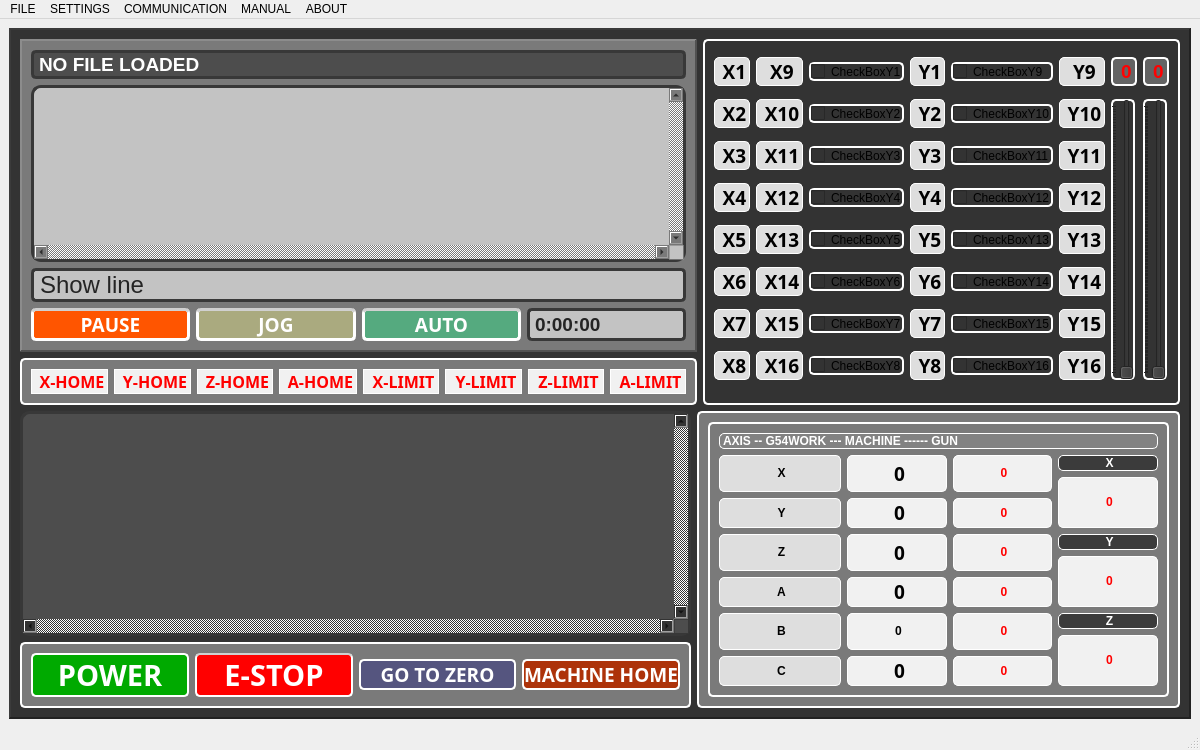
This is QtPaintingChair/workWindow.ui in NguyenKhanh2101993/Painting_Chair_Robot_ver02 as Qt 5 draws it before an edit. The edited form follows.
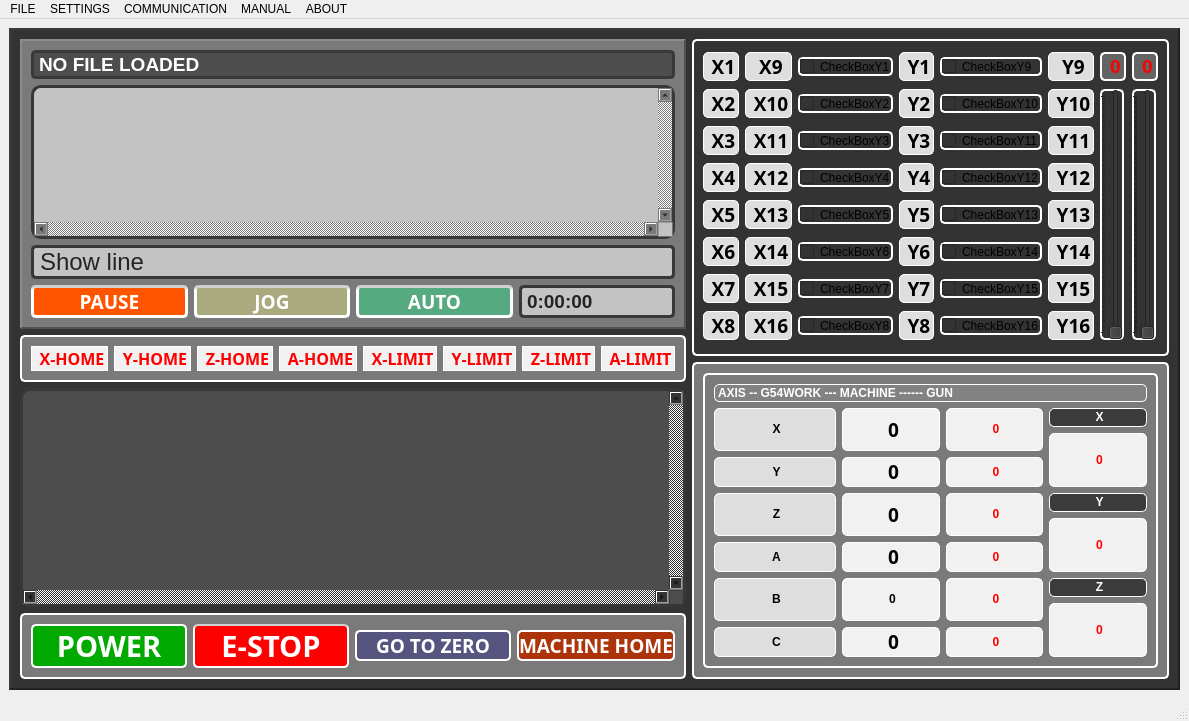
This is the edited form. Icons and pictures are not drawn.

Commit message:
edit screen lan 03
sua screen dimension lan 3

```diff
--- a/QtPaintingChair/workWindow.ui
+++ b/QtPaintingChair/workWindow.ui
@@ -6,8 +6,8 @@
    <rect>
     <x>0</x>
     <y>0</y>
-    <width>1200</width>
-    <height>750</height>
+    <width>1070</width>
+    <height>610</height>
    </rect>
   </property>
   <property name="sizePolicy">
@@ -24,7 +24,7 @@
     <normaloff>Robot.ico</normaloff>Robot.ico</iconset>
   </property>
   <widget class="QWidget" name="centralwidget">
-   <layout class="QGridLayout" name="gridLayout_4">
+   <layout class="QGridLayout" name="gridLayout_8">
     <item row="0" column="0">
      <widget class="QFrame" name="frame0">
       <property name="enabled">
@@ -54,7 +54,7 @@
       <property name="lineWidth">
        <number>2</number>
       </property>
-      <layout class="QGridLayout" name="gridLayout_8">
+      <layout class="QGridLayout" name="gridLayout_4">
        <item row="0" column="0" colspan="2">
         <widget class="QFrame" name="frame_showtext">
          <property name="styleSheet">
@@ -1284,385 +1284,7 @@
          </layout>
         </widget>
        </item>
-       <item row="1" column="0" colspan="2">
-        <widget class="QFrame" name="frame_button">
-         <property name="styleSheet">
-          <string notr="true">background-color: rgb(122, 122, 122);
-border: 2px solid rgb(255, 255, 255);
-border-radius: 5px</string>
-         </property>
-         <property name="frameShape">
-          <enum>QFrame::StyledPanel</enum>
-         </property>
-         <property name="frameShadow">
-          <enum>QFrame::Raised</enum>
-         </property>
-         <layout class="QGridLayout" name="gridLayout_5">
-          <item row="0" column="0">
-           <widget class="QLabel" name="label_xhome">
-            <property name="font">
-             <font>
-              <family>Arial bold</family>
-              <pointsize>14</pointsize>
-              <weight>9</weight>
-              <italic>false</italic>
-              <bold>false</bold>
-             </font>
-            </property>
-            <property name="styleSheet">
-             <string notr="true">background-color: rgb(241, 241, 241);
-color: rgb(255, 0, 0);
-font: 75 14pt &quot;Arial&quot; &quot;bold&quot;;
-border: 1px solid rgb(255, 255, 255);
-border-radius: 20px</string>
-            </property>
-            <property name="text">
-             <string>&lt;html&gt;&lt;head/&gt;&lt;body&gt;&lt;p align=&quot;center&quot;&gt;&lt;span style=&quot; font-size:12pt; font-weight:600;&quot;&gt;X-HOME&lt;/span&gt;&lt;/p&gt;&lt;/body&gt;&lt;/html&gt;</string>
-            </property>
-           </widget>
-          </item>
-          <item row="0" column="4">
-           <widget class="QLabel" name="label_xlimit">
-            <property name="font">
-             <font>
-              <family>Arial bold</family>
-              <pointsize>14</pointsize>
-              <weight>9</weight>
-              <italic>false</italic>
-              <bold>false</bold>
-             </font>
-            </property>
-            <property name="styleSheet">
-             <string notr="true">background-color: rgb(241, 241, 241);
-color: rgb(255, 0, 0);
-font: 75 14pt &quot;Arial&quot; &quot;bold&quot;;
-border: 1px solid rgb(255, 255, 255);
-border-radius: 20px</string>
-            </property>
-            <property name="text">
-             <string>&lt;html&gt;&lt;head/&gt;&lt;body&gt;&lt;p align=&quot;center&quot;&gt;&lt;span style=&quot; font-size:12pt; font-weight:600;&quot;&gt;X-LIMIT&lt;/span&gt;&lt;/p&gt;&lt;/body&gt;&lt;/html&gt;</string>
-            </property>
-           </widget>
-          </item>
-          <item row="0" column="3">
-           <widget class="QLabel" name="label_ahome">
-            <property name="font">
-             <font>
-              <family>Arial bold</family>
-              <pointsize>14</pointsize>
-              <weight>9</weight>
-              <italic>false</italic>
-              <bold>false</bold>
-             </font>
-            </property>
-            <property name="styleSheet">
-             <string notr="true">background-color: rgb(241, 241, 241);
-color: rgb(255, 0, 0);
-font: 75 14pt &quot;Arial&quot; &quot;bold&quot;;
-border: 1px solid rgb(255, 255, 255);
-border-radius: 20px</string>
-            </property>
-            <property name="text">
-             <string>&lt;html&gt;&lt;head/&gt;&lt;body&gt;&lt;p align=&quot;center&quot;&gt;&lt;span style=&quot; font-size:12pt; font-weight:600;&quot;&gt;A-HOME&lt;/span&gt;&lt;/p&gt;&lt;/body&gt;&lt;/html&gt;</string>
-            </property>
-           </widget>
-          </item>
-          <item row="0" column="1">
-           <widget class="QLabel" name="label_yhome">
-            <property name="font">
-             <font>
-              <family>Arial bold</family>
-              <pointsize>14</pointsize>
-              <weight>9</weight>
-              <italic>false</italic>
-              <bold>false</bold>
-             </font>
-            </property>
-            <property name="styleSheet">
-             <string notr="true">background-color: rgb(241, 241, 241);
-color: rgb(255, 0, 0);
-font: 75 14pt &quot;Arial&quot; &quot;bold&quot;;
-border: 1px solid rgb(255, 255, 255);
-border-radius: 20px</string>
-            </property>
-            <property name="text">
-             <string>&lt;html&gt;&lt;head/&gt;&lt;body&gt;&lt;p align=&quot;center&quot;&gt;&lt;span style=&quot; font-size:12pt; font-weight:600;&quot;&gt;Y-HOME&lt;/span&gt;&lt;/p&gt;&lt;/body&gt;&lt;/html&gt;</string>
-            </property>
-           </widget>
-          </item>
-          <item row="0" column="5">
-           <widget class="QLabel" name="label_ylimit">
-            <property name="font">
-             <font>
-              <family>Arial bold</family>
-              <pointsize>14</pointsize>
-              <weight>9</weight>
-              <italic>false</italic>
-              <bold>false</bold>
-             </font>
-            </property>
-            <property name="styleSheet">
-             <string notr="true">background-color: rgb(241, 241, 241);
-color: rgb(255, 0, 0);
-font: 75 14pt &quot;Arial&quot; &quot;bold&quot;;
-border: 1px solid rgb(255, 255, 255);
-border-radius: 20px</string>
-            </property>
-            <property name="text">
-             <string>&lt;html&gt;&lt;head/&gt;&lt;body&gt;&lt;p align=&quot;center&quot;&gt;&lt;span style=&quot; font-size:12pt; font-weight:600;&quot;&gt;Y-LIMIT&lt;/span&gt;&lt;/p&gt;&lt;/body&gt;&lt;/html&gt;</string>
-            </property>
-           </widget>
-          </item>
-          <item row="0" column="7">
-           <widget class="QLabel" name="label_alimit">
-            <property name="font">
-             <font>
-              <family>Arial bold</family>
-              <pointsize>14</pointsize>
-              <weight>9</weight>
-              <italic>false</italic>
-              <bold>false</bold>
-             </font>
-            </property>
-            <property name="styleSheet">
-             <string notr="true">background-color: rgb(241, 241, 241);
-color: rgb(255, 0, 0);
-font: 75 14pt &quot;Arial&quot; &quot;bold&quot;;
-border: 1px solid rgb(255, 255, 255);
-border-radius: 20px</string>
-            </property>
-            <property name="text">
-             <string>&lt;html&gt;&lt;head/&gt;&lt;body&gt;&lt;p align=&quot;center&quot;&gt;&lt;span style=&quot; font-size:12pt; font-weight:600;&quot;&gt;A-LIMIT&lt;/span&gt;&lt;/p&gt;&lt;/body&gt;&lt;/html&gt;</string>
-            </property>
-           </widget>
-          </item>
-          <item row="0" column="2">
-           <widget class="QLabel" name="label_zhome">
-            <property name="font">
-             <font>
-              <family>Arial bold</family>
-              <pointsize>14</pointsize>
-              <weight>9</weight>
-              <italic>false</italic>
-              <bold>false</bold>
-             </font>
-            </property>
-            <property name="styleSheet">
-             <string notr="true">background-color: rgb(241, 241, 241);
-color: rgb(255, 0, 0);
-font: 75 14pt &quot;Arial&quot; &quot;bold&quot;;
-border: 1px solid rgb(255, 255, 255);
-border-radius: 20px</string>
-            </property>
-            <property name="text">
-             <string>&lt;html&gt;&lt;head/&gt;&lt;body&gt;&lt;p align=&quot;center&quot;&gt;&lt;span style=&quot; font-size:12pt; font-weight:600;&quot;&gt;Z-HOME&lt;/span&gt;&lt;/p&gt;&lt;/body&gt;&lt;/html&gt;</string>
-            </property>
-           </widget>
-          </item>
-          <item row="0" column="6">
-           <widget class="QLabel" name="label_zlimit">
-            <property name="font">
-             <font>
-              <family>Arial bold</family>
-              <pointsize>14</pointsize>
-              <weight>9</weight>
-              <italic>false</italic>
-              <bold>false</bold>
-             </font>
-            </property>
-            <property name="styleSheet">
-             <string notr="true">background-color: rgb(241, 241, 241);
-color: rgb(255, 0, 0);
-font: 75 14pt &quot;Arial&quot; &quot;bold&quot;;
-border: 1px solid rgb(255, 255, 255);
-border-radius: 20px</string>
-            </property>
-            <property name="text">
-             <string>&lt;html&gt;&lt;head/&gt;&lt;body&gt;&lt;p align=&quot;center&quot;&gt;&lt;span style=&quot; font-size:12pt; font-weight:600;&quot;&gt;Z-LIMIT&lt;/span&gt;&lt;/p&gt;&lt;/body&gt;&lt;/html&gt;</string>
-            </property>
-           </widget>
-          </item>
-         </layout>
-        </widget>
-       </item>
-       <item row="2" column="0">
-        <widget class="QTextBrowser" name="textBrowser_terminal">
-         <property name="styleSheet">
-          <string notr="true">background-color:  rgb(77, 77, 77);
-font: 75 14pt &quot;Arial&quot;;
-color: rgb(0, 250, 0);
-border: 3px solid  rgb(56, 56, 56);
-border-radius: 10px</string>
-         </property>
-         <property name="verticalScrollBarPolicy">
-          <enum>Qt::ScrollBarAlwaysOn</enum>
-         </property>
-         <property name="horizontalScrollBarPolicy">
-          <enum>Qt::ScrollBarAlwaysOn</enum>
-         </property>
-         <property name="sizeAdjustPolicy">
-          <enum>QAbstractScrollArea::AdjustIgnored</enum>
-         </property>
-         <property name="readOnly">
-          <bool>true</bool>
-         </property>
-         <property name="overwriteMode">
-          <bool>false</bool>
-         </property>
-        </widget>
-       </item>
-       <item row="3" column="0">
-        <widget class="QFrame" name="frame_button_2">
-         <property name="styleSheet">
-          <string notr="true">background-color: rgb(122, 122, 122);
-border: 2px solid rgb(255, 255, 255);
-border-radius: 5px</string>
-         </property>
-         <property name="frameShape">
-          <enum>QFrame::StyledPanel</enum>
-         </property>
-         <property name="frameShadow">
-          <enum>QFrame::Raised</enum>
-         </property>
-         <layout class="QGridLayout" name="gridLayout">
-          <item row="0" column="0">
-           <widget class="QPushButton" name="pushButton_power">
-            <property name="font">
-             <font>
-              <family>Arial 12</family>
-              <pointsize>22</pointsize>
-              <weight>75</weight>
-              <italic>false</italic>
-              <bold>true</bold>
-             </font>
-            </property>
-            <property name="mouseTracking">
-             <bool>false</bool>
-            </property>
-            <property name="focusPolicy">
-             <enum>Qt::StrongFocus</enum>
-            </property>
-            <property name="autoFillBackground">
-             <bool>false</bool>
-            </property>
-            <property name="styleSheet">
-             <string notr="true">background-color: rgb(0, 170, 0);
-color: rgb(255, 255, 255);
-border: 2px solid rgb(255, 255, 255);
-border-radius: 5px</string>
-            </property>
-            <property name="text">
-             <string>POWER</string>
-            </property>
-           </widget>
-          </item>
-          <item row="0" column="1">
-           <widget class="QPushButton" name="pushButton_estop">
-            <property name="font">
-             <font>
-              <family>Arial 12</family>
-              <pointsize>22</pointsize>
-              <weight>75</weight>
-              <italic>false</italic>
-              <bold>true</bold>
-             </font>
-            </property>
-            <property name="mouseTracking">
-             <bool>true</bool>
-            </property>
-            <property name="focusPolicy">
-             <enum>Qt::StrongFocus</enum>
-            </property>
-            <property name="autoFillBackground">
-             <bool>false</bool>
-            </property>
-            <property name="styleSheet">
-             <string notr="true">background-color: rgb(255, 0, 0);
-color: rgb(255, 255, 255);
-border: 2px solid rgb(255, 255, 255);
-border-radius: 5px;
-border-top-color: rgb(208, 208, 208);</string>
-            </property>
-            <property name="text">
-             <string>E-STOP</string>
-            </property>
-            <property name="flat">
-             <bool>false</bool>
-            </property>
-           </widget>
-          </item>
-          <item row="0" column="2">
-           <widget class="QPushButton" name="pushButton_gotozero">
-            <property name="font">
-             <font>
-              <family>Arial 12</family>
-              <pointsize>14</pointsize>
-              <weight>75</weight>
-              <italic>false</italic>
-              <bold>true</bold>
-             </font>
-            </property>
-            <property name="mouseTracking">
-             <bool>false</bool>
-            </property>
-            <property name="focusPolicy">
-             <enum>Qt::StrongFocus</enum>
-            </property>
-            <property name="autoFillBackground">
-             <bool>false</bool>
-            </property>
-            <property name="styleSheet">
-             <string notr="true">background-color: rgb(85, 85, 127);
-color: rgb(255, 255, 255);
-border: 2px solid rgb(255, 255, 255);
-border-radius: 5px</string>
-            </property>
-            <property name="text">
-             <string>GO TO ZERO</string>
-            </property>
-           </widget>
-          </item>
-          <item row="0" column="3">
-           <widget class="QPushButton" name="pushButton_machinehome">
-            <property name="sizePolicy">
-             <sizepolicy hsizetype="Minimum" vsizetype="Maximum">
-              <horstretch>0</horstretch>
-              <verstretch>0</verstretch>
-             </sizepolicy>
-            </property>
-            <property name="font">
-             <font>
-              <family>Arial 12</family>
-              <pointsize>14</pointsize>
-              <weight>75</weight>
-              <italic>false</italic>
-              <bold>true</bold>
-             </font>
-            </property>
-            <property name="mouseTracking">
-             <bool>false</bool>
-            </property>
-            <property name="focusPolicy">
-             <enum>Qt::StrongFocus</enum>
-            </property>
-            <property name="autoFillBackground">
-             <bool>false</bool>
-            </property>
-            <property name="styleSheet">
-             <string notr="true">background-color: rgb(173, 51, 10);
-color: rgb(255, 255, 255);
-border: 2px solid  rgb(255, 255, 255);
-border-radius: 5px</string>
-            </property>
-            <property name="text">
-             <string>MACHINE HOME</string>
-            </property>
-           </widget>
-          </item>
-         </layout>
-        </widget>
-       </item>
-       <item row="2" column="1" rowspan="2" colspan="2">
+       <item row="2" column="2" rowspan="3">
         <widget class="QFrame" name="frame_termial">
          <property name="styleSheet">
           <string notr="true">background-color: rgb(122, 122, 122);
@@ -2126,6 +1748,384 @@
          </layout>
         </widget>
        </item>
+       <item row="1" column="0" rowspan="2" colspan="2">
+        <widget class="QFrame" name="frame_button">
+         <property name="styleSheet">
+          <string notr="true">background-color: rgb(122, 122, 122);
+border: 2px solid rgb(255, 255, 255);
+border-radius: 5px</string>
+         </property>
+         <property name="frameShape">
+          <enum>QFrame::StyledPanel</enum>
+         </property>
+         <property name="frameShadow">
+          <enum>QFrame::Raised</enum>
+         </property>
+         <layout class="QGridLayout" name="gridLayout_5">
+          <item row="0" column="0">
+           <widget class="QLabel" name="label_xhome">
+            <property name="font">
+             <font>
+              <family>Arial bold</family>
+              <pointsize>14</pointsize>
+              <weight>9</weight>
+              <italic>false</italic>
+              <bold>false</bold>
+             </font>
+            </property>
+            <property name="styleSheet">
+             <string notr="true">background-color: rgb(241, 241, 241);
+color: rgb(255, 0, 0);
+font: 75 14pt &quot;Arial&quot; &quot;bold&quot;;
+border: 1px solid rgb(255, 255, 255);
+border-radius: 20px</string>
+            </property>
+            <property name="text">
+             <string>&lt;html&gt;&lt;head/&gt;&lt;body&gt;&lt;p align=&quot;center&quot;&gt;&lt;span style=&quot; font-size:12pt; font-weight:600;&quot;&gt;X-HOME&lt;/span&gt;&lt;/p&gt;&lt;/body&gt;&lt;/html&gt;</string>
+            </property>
+           </widget>
+          </item>
+          <item row="0" column="4">
+           <widget class="QLabel" name="label_xlimit">
+            <property name="font">
+             <font>
+              <family>Arial bold</family>
+              <pointsize>14</pointsize>
+              <weight>9</weight>
+              <italic>false</italic>
+              <bold>false</bold>
+             </font>
+            </property>
+            <property name="styleSheet">
+             <string notr="true">background-color: rgb(241, 241, 241);
+color: rgb(255, 0, 0);
+font: 75 14pt &quot;Arial&quot; &quot;bold&quot;;
+border: 1px solid rgb(255, 255, 255);
+border-radius: 20px</string>
+            </property>
+            <property name="text">
+             <string>&lt;html&gt;&lt;head/&gt;&lt;body&gt;&lt;p align=&quot;center&quot;&gt;&lt;span style=&quot; font-size:12pt; font-weight:600;&quot;&gt;X-LIMIT&lt;/span&gt;&lt;/p&gt;&lt;/body&gt;&lt;/html&gt;</string>
+            </property>
+           </widget>
+          </item>
+          <item row="0" column="3">
+           <widget class="QLabel" name="label_ahome">
+            <property name="font">
+             <font>
+              <family>Arial bold</family>
+              <pointsize>14</pointsize>
+              <weight>9</weight>
+              <italic>false</italic>
+              <bold>false</bold>
+             </font>
+            </property>
+            <property name="styleSheet">
+             <string notr="true">background-color: rgb(241, 241, 241);
+color: rgb(255, 0, 0);
+font: 75 14pt &quot;Arial&quot; &quot;bold&quot;;
+border: 1px solid rgb(255, 255, 255);
+border-radius: 20px</string>
+            </property>
+            <property name="text">
+             <string>&lt;html&gt;&lt;head/&gt;&lt;body&gt;&lt;p align=&quot;center&quot;&gt;&lt;span style=&quot; font-size:12pt; font-weight:600;&quot;&gt;A-HOME&lt;/span&gt;&lt;/p&gt;&lt;/body&gt;&lt;/html&gt;</string>
+            </property>
+           </widget>
+          </item>
+          <item row="0" column="1">
+           <widget class="QLabel" name="label_yhome">
+            <property name="font">
+             <font>
+              <family>Arial bold</family>
+              <pointsize>14</pointsize>
+              <weight>9</weight>
+              <italic>false</italic>
+              <bold>false</bold>
+             </font>
+            </property>
+            <property name="styleSheet">
+             <string notr="true">background-color: rgb(241, 241, 241);
+color: rgb(255, 0, 0);
+font: 75 14pt &quot;Arial&quot; &quot;bold&quot;;
+border: 1px solid rgb(255, 255, 255);
+border-radius: 20px</string>
+            </property>
+            <property name="text">
+             <string>&lt;html&gt;&lt;head/&gt;&lt;body&gt;&lt;p align=&quot;center&quot;&gt;&lt;span style=&quot; font-size:12pt; font-weight:600;&quot;&gt;Y-HOME&lt;/span&gt;&lt;/p&gt;&lt;/body&gt;&lt;/html&gt;</string>
+            </property>
+           </widget>
+          </item>
+          <item row="0" column="5">
+           <widget class="QLabel" name="label_ylimit">
+            <property name="font">
+             <font>
+              <family>Arial bold</family>
+              <pointsize>14</pointsize>
+              <weight>9</weight>
+              <italic>false</italic>
+              <bold>false</bold>
+             </font>
+            </property>
+            <property name="styleSheet">
+             <string notr="true">background-color: rgb(241, 241, 241);
+color: rgb(255, 0, 0);
+font: 75 14pt &quot;Arial&quot; &quot;bold&quot;;
+border: 1px solid rgb(255, 255, 255);
+border-radius: 20px</string>
+            </property>
+            <property name="text">
+             <string>&lt;html&gt;&lt;head/&gt;&lt;body&gt;&lt;p align=&quot;center&quot;&gt;&lt;span style=&quot; font-size:12pt; font-weight:600;&quot;&gt;Y-LIMIT&lt;/span&gt;&lt;/p&gt;&lt;/body&gt;&lt;/html&gt;</string>
+            </property>
+           </widget>
+          </item>
+          <item row="0" column="7">
+           <widget class="QLabel" name="label_alimit">
+            <property name="font">
+             <font>
+              <family>Arial bold</family>
+              <pointsize>14</pointsize>
+              <weight>9</weight>
+              <italic>false</italic>
+              <bold>false</bold>
+             </font>
+            </property>
+            <property name="styleSheet">
+             <string notr="true">background-color: rgb(241, 241, 241);
+color: rgb(255, 0, 0);
+font: 75 14pt &quot;Arial&quot; &quot;bold&quot;;
+border: 1px solid rgb(255, 255, 255);
+border-radius: 20px</string>
+            </property>
+            <property name="text">
+             <string>&lt;html&gt;&lt;head/&gt;&lt;body&gt;&lt;p align=&quot;center&quot;&gt;&lt;span style=&quot; font-size:12pt; font-weight:600;&quot;&gt;A-LIMIT&lt;/span&gt;&lt;/p&gt;&lt;/body&gt;&lt;/html&gt;</string>
+            </property>
+           </widget>
+          </item>
+          <item row="0" column="2">
+           <widget class="QLabel" name="label_zhome">
+            <property name="font">
+             <font>
+              <family>Arial bold</family>
+              <pointsize>14</pointsize>
+              <weight>9</weight>
+              <italic>false</italic>
+              <bold>false</bold>
+             </font>
+            </property>
+            <property name="styleSheet">
+             <string notr="true">background-color: rgb(241, 241, 241);
+color: rgb(255, 0, 0);
+font: 75 14pt &quot;Arial&quot; &quot;bold&quot;;
+border: 1px solid rgb(255, 255, 255);
+border-radius: 20px</string>
+            </property>
+            <property name="text">
+             <string>&lt;html&gt;&lt;head/&gt;&lt;body&gt;&lt;p align=&quot;center&quot;&gt;&lt;span style=&quot; font-size:12pt; font-weight:600;&quot;&gt;Z-HOME&lt;/span&gt;&lt;/p&gt;&lt;/body&gt;&lt;/html&gt;</string>
+            </property>
+           </widget>
+          </item>
+          <item row="0" column="6">
+           <widget class="QLabel" name="label_zlimit">
+            <property name="font">
+             <font>
+              <family>Arial bold</family>
+              <pointsize>14</pointsize>
+              <weight>9</weight>
+              <italic>false</italic>
+              <bold>false</bold>
+             </font>
+            </property>
+            <property name="styleSheet">
+             <string notr="true">background-color: rgb(241, 241, 241);
+color: rgb(255, 0, 0);
+font: 75 14pt &quot;Arial&quot; &quot;bold&quot;;
+border: 1px solid rgb(255, 255, 255);
+border-radius: 20px</string>
+            </property>
+            <property name="text">
+             <string>&lt;html&gt;&lt;head/&gt;&lt;body&gt;&lt;p align=&quot;center&quot;&gt;&lt;span style=&quot; font-size:12pt; font-weight:600;&quot;&gt;Z-LIMIT&lt;/span&gt;&lt;/p&gt;&lt;/body&gt;&lt;/html&gt;</string>
+            </property>
+           </widget>
+          </item>
+         </layout>
+        </widget>
+       </item>
+       <item row="3" column="0" colspan="2">
+        <widget class="QTextBrowser" name="textBrowser_terminal">
+         <property name="styleSheet">
+          <string notr="true">background-color:  rgb(77, 77, 77);
+font: 75 14pt &quot;Arial&quot;;
+color: rgb(0, 250, 0);
+border: 3px solid  rgb(56, 56, 56);
+border-radius: 10px</string>
+         </property>
+         <property name="verticalScrollBarPolicy">
+          <enum>Qt::ScrollBarAlwaysOn</enum>
+         </property>
+         <property name="horizontalScrollBarPolicy">
+          <enum>Qt::ScrollBarAlwaysOn</enum>
+         </property>
+         <property name="sizeAdjustPolicy">
+          <enum>QAbstractScrollArea::AdjustIgnored</enum>
+         </property>
+         <property name="readOnly">
+          <bool>true</bool>
+         </property>
+         <property name="overwriteMode">
+          <bool>false</bool>
+         </property>
+        </widget>
+       </item>
+       <item row="4" column="0" colspan="2">
+        <widget class="QFrame" name="frame_button_2">
+         <property name="styleSheet">
+          <string notr="true">background-color: rgb(122, 122, 122);
+border: 2px solid rgb(255, 255, 255);
+border-radius: 5px</string>
+         </property>
+         <property name="frameShape">
+          <enum>QFrame::StyledPanel</enum>
+         </property>
+         <property name="frameShadow">
+          <enum>QFrame::Raised</enum>
+         </property>
+         <layout class="QGridLayout" name="gridLayout">
+          <item row="0" column="0">
+           <widget class="QPushButton" name="pushButton_power">
+            <property name="font">
+             <font>
+              <family>Arial 12</family>
+              <pointsize>22</pointsize>
+              <weight>75</weight>
+              <italic>false</italic>
+              <bold>true</bold>
+             </font>
+            </property>
+            <property name="mouseTracking">
+             <bool>false</bool>
+            </property>
+            <property name="focusPolicy">
+             <enum>Qt::StrongFocus</enum>
+            </property>
+            <property name="autoFillBackground">
+             <bool>false</bool>
+            </property>
+            <property name="styleSheet">
+             <string notr="true">background-color: rgb(0, 170, 0);
+color: rgb(255, 255, 255);
+border: 2px solid rgb(255, 255, 255);
+border-radius: 5px</string>
+            </property>
+            <property name="text">
+             <string>POWER</string>
+            </property>
+           </widget>
+          </item>
+          <item row="0" column="1">
+           <widget class="QPushButton" name="pushButton_estop">
+            <property name="font">
+             <font>
+              <family>Arial 12</family>
+              <pointsize>22</pointsize>
+              <weight>75</weight>
+              <italic>false</italic>
+              <bold>true</bold>
+             </font>
+            </property>
+            <property name="mouseTracking">
+             <bool>true</bool>
+            </property>
+            <property name="focusPolicy">
+             <enum>Qt::StrongFocus</enum>
+            </property>
+            <property name="autoFillBackground">
+             <bool>false</bool>
+            </property>
+            <property name="styleSheet">
+             <string notr="true">background-color: rgb(255, 0, 0);
+color: rgb(255, 255, 255);
+border: 2px solid rgb(255, 255, 255);
+border-radius: 5px;
+border-top-color: rgb(208, 208, 208);</string>
+            </property>
+            <property name="text">
+             <string>E-STOP</string>
+            </property>
+            <property name="flat">
+             <bool>false</bool>
+            </property>
+           </widget>
+          </item>
+          <item row="0" column="2">
+           <widget class="QPushButton" name="pushButton_gotozero">
+            <property name="font">
+             <font>
+              <family>Arial 12</family>
+              <pointsize>14</pointsize>
+              <weight>75</weight>
+              <italic>false</italic>
+              <bold>true</bold>
+             </font>
+            </property>
+            <property name="mouseTracking">
+             <bool>false</bool>
+            </property>
+            <property name="focusPolicy">
+             <enum>Qt::StrongFocus</enum>
+            </property>
+            <property name="autoFillBackground">
+             <bool>false</bool>
+            </property>
+            <property name="styleSheet">
+             <string notr="true">background-color: rgb(85, 85, 127);
+color: rgb(255, 255, 255);
+border: 2px solid rgb(255, 255, 255);
+border-radius: 5px</string>
+            </property>
+            <property name="text">
+             <string>GO TO ZERO</string>
+            </property>
+           </widget>
+          </item>
+          <item row="0" column="3">
+           <widget class="QPushButton" name="pushButton_machinehome">
+            <property name="sizePolicy">
+             <sizepolicy hsizetype="Minimum" vsizetype="Maximum">
+              <horstretch>0</horstretch>
+              <verstretch>0</verstretch>
+             </sizepolicy>
+            </property>
+            <property name="font">
+             <font>
+              <family>Arial 12</family>
+              <pointsize>14</pointsize>
+              <weight>75</weight>
+              <italic>false</italic>
+              <bold>true</bold>
+             </font>
+            </property>
+            <property name="mouseTracking">
+             <bool>false</bool>
+            </property>
+            <property name="focusPolicy">
+             <enum>Qt::StrongFocus</enum>
+            </property>
+            <property name="autoFillBackground">
+             <bool>false</bool>
+            </property>
+            <property name="styleSheet">
+             <string notr="true">background-color: rgb(173, 51, 10);
+color: rgb(255, 255, 255);
+border: 2px solid  rgb(255, 255, 255);
+border-radius: 5px</string>
+            </property>
+            <property name="text">
+             <string>MACHINE HOME</string>
+            </property>
+           </widget>
+          </item>
+         </layout>
+        </widget>
+       </item>
       </layout>
      </widget>
     </item>
@@ -2136,7 +2136,7 @@
     <rect>
      <x>0</x>
      <y>0</y>
-     <width>1200</width>
+     <width>1070</width>
      <height>26</height>
     </rect>
    </property>
```
The commit also changes 1 other file.
